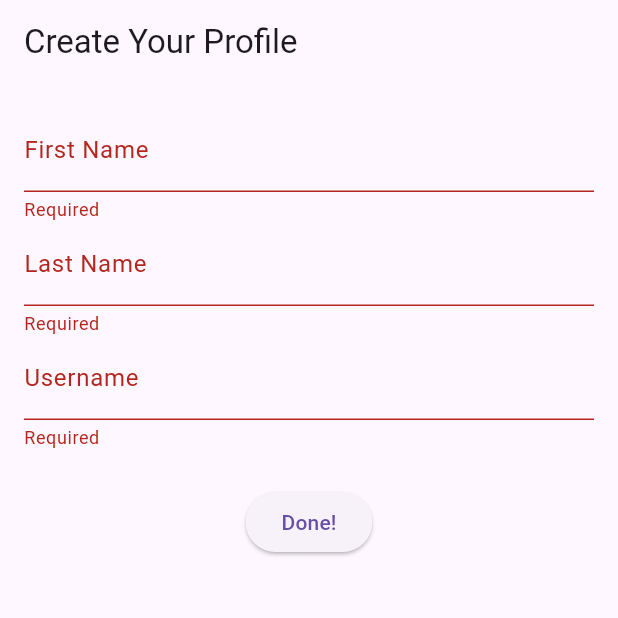
After one commit to ValarieMello/Capstone-Break-In, a Flutter app: the CreateProfile screen opened by its route, after a tap on "Done!", on a phone screen of 412 x 824 dp, the top half of it. The commit adds this screen. Run offline on Flutter 3.47's test engine with Material 3 defaults, Android fonts, the phone set to English and light mode, and no system bars; our stand-ins replace cloud_firestore, firebase_auth, firebase_core, go_router; accounts and stored records are empty.

Commit message:
Login and Register Update With Profile Info

```diff
--- /dev/null
+++ b/break_in/lib/create_profile.dart
@@ -0,0 +1,114 @@
+//Collect intial profile information.
+
+import 'package:flutter/material.dart';
+import 'package:cloud_firestore/cloud_firestore.dart';
+import 'package:firebase_auth/firebase_auth.dart';
+import 'package:go_router/go_router.dart';
+
+class CreateProfile extends StatefulWidget {
+  const CreateProfile({super.key});
+
+  @override
+  State<CreateProfile> createState() => _CreateProfileState();
+}
+
+class _CreateProfileState extends State<CreateProfile> {
+  final _formKey = GlobalKey<FormState>();
+  //controllers for the inputs
+  final _firstNameController = TextEditingController();
+  final _lastNameController = TextEditingController();
+  final _usernameController = TextEditingController();
+
+  String _error = '';
+
+  Future<void> _submitProfile() async {
+    if (_formKey.currentState!.validate()) {
+      final user = FirebaseAuth.instance.currentUser;
+      if (user == null) {
+        setState(() {
+          _error = 'User not authenticated';
+        });
+        return;
+      }
+
+      final username = _usernameController.text.trim();
+
+      //verify the username is unique
+      final query = await FirebaseFirestore.instance
+          .collection('users')
+          .where('username', isEqualTo: username)
+          .get();
+
+      if (query.docs.isNotEmpty) {
+        setState(() {
+          _error = 'Username already taken';
+        });
+        return;
+      }
+
+      //Save the profile information
+      await FirebaseFirestore.instance.collection('users').doc(user.uid).set({
+        'firstName': _firstNameController.text.trim(),
+        'lastName': _lastNameController.text.trim(),
+        'username': username,
+        'email': user.email,
+        'createdAt': FieldValue.serverTimestamp(),
+      });
+
+      if (mounted) {
+        context.go('/home'); // Or your next destination
+      }
+    }
+  }
+
+  @override
+  Widget build(BuildContext context) {
+    return Scaffold(
+      appBar: AppBar(
+        title: const Text('Create Your Profile'),
+      ),
+      body: Padding(
+        padding: const EdgeInsets.all(16.0),
+        child: Form(
+          key: _formKey,
+          child: Column(
+            children: [
+              if (_error.isNotEmpty)
+                Text(
+                  _error,
+                  style: const TextStyle(color: Colors.red),
+                ),
+              //Collect Profile Information
+              //First Name
+              TextFormField(
+                controller: _firstNameController,
+                decoration: const InputDecoration(labelText: 'First Name'),
+                validator: (value) =>
+                    value == null || value.isEmpty ? 'Required' : null,
+              ),
+              //Last Name
+              TextFormField(
+                controller: _lastNameController,
+                decoration: const InputDecoration(labelText: 'Last Name'),
+                validator: (value) =>
+                    value == null || value.isEmpty ? 'Required' : null,
+              ),
+              //Username
+              TextFormField(
+                controller: _usernameController,
+                decoration: const InputDecoration(labelText: 'Username'),
+                validator: (value) =>
+                    value == null || value.isEmpty ? 'Required' : null,
+              ),
+              const SizedBox(height: 24),
+              ElevatedButton(
+                onPressed: _submitProfile,
+                child: const Text('Done!'),
+              ),
+            ],
+          ),
+        ),
+      ),
+    );
+  }
+}
--- a/break_in/lib/login_screen.dart
+++ b/break_in/lib/login_screen.dart
@@ -2,6 +2,22 @@ import 'dart:async';
 import 'package:flutter/material.dart';
 import 'package:firebase_auth/firebase_auth.dart';
 import 'package:go_router/go_router.dart';
+
+/*
+how this page is going to work/look it is going to have a weekly schedule at the top
+then it will show the whole day outlined
+then the bottom bar will have a home, a giant plus, full calendar button
+
+if you click on an event inside the whole day it will pop up and show you all the details of that event
+
+if you hit that big plus it will have a box pop up with two options
+1: add a connection link to add in info
+2: edit your schedule link to page to edit your schedule
+
+If you click the house it will reset to the current day
+
+if you click the full calendar it will link you to the full calendar for the "month"
+*/
 
 
 class LoginPage extends StatefulWidget {
@@ -20,6 +36,7 @@ class _LoginPageState extends State<LoginPage> {
 
   String _exception = '';
 
+  //added in the debugging from a chatgpt suggestion. helped me find the error.
   Future<void> _login() async {
   if (_formKey.currentState!.validate()) {
     final email = _emailController.text.trim();
@@ -69,6 +86,12 @@ class _LoginPageState extends State<LoginPage> {
       appBar: AppBar(
         backgroundColor: Theme.of(context).colorScheme.inversePrimary,
         title: Text(widget.title),
+        actions: [
+        IconButton(
+          icon: const Icon(Icons.arrow_back),
+          onPressed: () => context.go('/startscreen'),
+            ),
+          ],
       ),
       body: Center(
         child: Column(
--- a/break_in/lib/main.dart
+++ b/break_in/lib/main.dart
@@ -9,6 +9,7 @@ import 'starter_screen.dart';
 import 'home_screen.dart';
 import 'login_screen.dart';
 import 'register_screen.dart';
+import 'create_profile.dart';
 
 void main() async {
   WidgetsFlutterBinding.ensureInitialized();
@@ -42,6 +43,10 @@ class BreakInApp extends StatelessWidget {
           path: '/register',
           builder: (context, state) => const CreateUser(title: 'Create User',),
         ),
+        GoRoute(
+          path: '/createprofile',
+          builder: (context, state) => const CreateProfile(),
+        ),
       ],
     );
 
--- a/break_in/lib/profile.dart
+++ b/break_in/lib/profile.dart
@@ -1 +1,11 @@
 //will hold the profile page for the app
+
+/*
+Your personal Info
+maybe a bio
+connections with a link to that page also
+your events that you are going to
+settings which will link you to admin stuff so you can make events
+links to social media
+company info if you want to add it
+*/
```
Also changed, not shown: break_in/lib/drawer.dart (added, +62 -0 lines), break_in/lib/register_screen.dart (+11 -1 lines).
